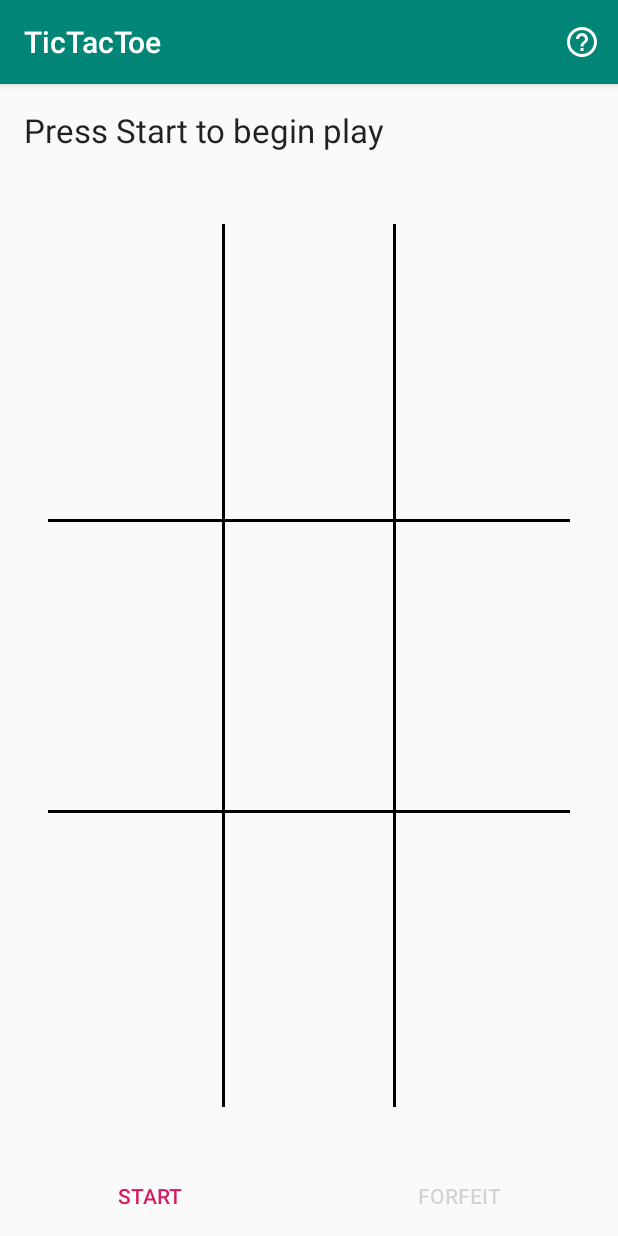
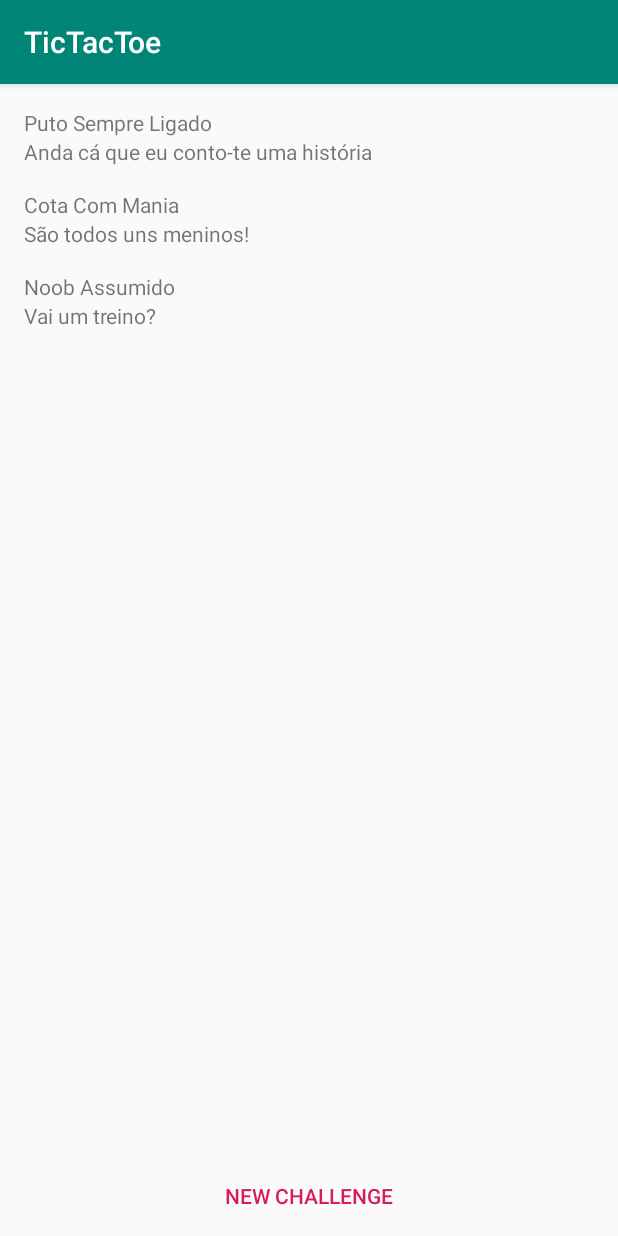
Before and after one commit to isel-leic-pdm/PDM-1920-LI51D, an Android app: the screen it shows after launch (MainActivity before the commit, ChallengesListActivity after it), on a phone screen of 412 x 824 dp. Run offline under Robolectric (Android 15) with nearby library versions, the phone set to English and light mode, and no system bars.

Commit message:
Acrescenta primeira versão do ecrã com a lista de desafios

```diff
--- a/TicTacToe/app/build.gradle
+++ b/TicTacToe/app/build.gradle
@@ -29,7 +29,7 @@ android {
 
 dependencies {
     implementation fileTree(dir: 'libs', include: ['*.jar'])
-    implementation"org.jetbrains.kotlin:kotlin-stdlib-jdk7:$kotlin_version"
+    implementation "org.jetbrains.kotlin:kotlin-stdlib-jdk7:$kotlin_version"
     implementation 'androidx.appcompat:appcompat:1.1.0'
     implementation 'androidx.core:core-ktx:1.1.0'
     implementation 'androidx.constraintlayout:constraintlayout:1.1.3'
@@ -40,4 +40,5 @@ dependencies {
     androidTestImplementation 'androidx.test.ext:junit:1.1.1'
     androidTestImplementation 'androidx.test.espresso:espresso-core:3.2.0'
     androidTestImplementation 'androidx.test:rules:1.3.0-alpha02'
+    implementation 'androidx.recyclerview:recyclerview:1.0.0'
 }
--- /dev/null
+++ b/TicTacToe/app/src/main/java/edu/isel/adeetc/pdm/tictactoe/challenges/ChallengesListActivity.kt
@@ -0,0 +1,29 @@
+package edu.isel.adeetc.pdm.tictactoe.challenges
+
+import android.os.Bundle
+import android.util.Log
+import android.view.MotionEvent
+import androidx.appcompat.app.AppCompatActivity
+import androidx.recyclerview.widget.LinearLayoutManager
+import androidx.recyclerview.widget.RecyclerView
+import edu.isel.adeetc.pdm.getViewModel
+import edu.isel.adeetc.pdm.tictactoe.R
+import edu.isel.adeetc.pdm.tictactoe.challenges.model.ChallengesViewModel
+import edu.isel.adeetc.pdm.tictactoe.challenges.view.ChallengesListAdapter
+import kotlinx.android.synthetic.main.activity_challenges_list.*
+
+private const val CHALLENGES_LIST_KEY = "challenges_list"
+
+class ChallengesListActivity : AppCompatActivity() {
+
+    override fun onCreate(savedInstanceState: Bundle?) {
+        super.onCreate(savedInstanceState)
+        setContentView(R.layout.activity_challenges_list)
+
+        challengesList.setHasFixedSize(true)
+        challengesList.layoutManager = LinearLayoutManager(this)
+
+        val challenges: ChallengesViewModel = getViewModel(CHALLENGES_LIST_KEY)
+        challengesList.adapter = ChallengesListAdapter(challenges)
+    }
+}
--- /dev/null
+++ b/TicTacToe/app/src/main/java/edu/isel/adeetc/pdm/tictactoe/challenges/model/ChallengeInfo.kt
@@ -0,0 +1,3 @@
+package edu.isel.adeetc.pdm.tictactoe.challenges.model
+
+data class ChallengeInfo(val challengerName: String, val challengerMessage: String)
--- /dev/null
+++ b/TicTacToe/app/src/main/java/edu/isel/adeetc/pdm/tictactoe/challenges/model/ChallengesViewModel.kt
@@ -0,0 +1,12 @@
+package edu.isel.adeetc.pdm.tictactoe.challenges.model
+
+import androidx.lifecycle.ViewModel
+
+class ChallengesViewModel : ViewModel() {
+
+    val challenges: List<ChallengeInfo> = listOf(
+        ChallengeInfo("Puto Sempre Ligado", "Anda cá que eu conto-te uma história"),
+        ChallengeInfo("Cota Com Mania", "São todos uns meninos!"),
+        ChallengeInfo("Noob Assumido", "Vai um treino?")
+    )
+}
--- /dev/null
+++ b/TicTacToe/app/src/main/java/edu/isel/adeetc/pdm/tictactoe/challenges/view/ChallengesListAdapter.kt
@@ -0,0 +1,37 @@
+package edu.isel.adeetc.pdm.tictactoe.challenges.view
+
+import android.view.LayoutInflater
+import android.view.ViewGroup
+import android.widget.AdapterView
+import android.widget.TextView
+import androidx.recyclerview.widget.RecyclerView
+import edu.isel.adeetc.pdm.tictactoe.R
+import edu.isel.adeetc.pdm.tictactoe.challenges.model.ChallengeInfo
+import edu.isel.adeetc.pdm.tictactoe.challenges.model.ChallengesViewModel
+
+class ChallengeViewHolder(view: ViewGroup) : RecyclerView.ViewHolder(view) {
+
+    private val challengerNameView: TextView = view.findViewById(R.id.challengerName)
+    private val challengerMessageView: TextView = view.findViewById(R.id.challengerMessage)
+
+    fun bindTo(challenge: ChallengeInfo) {
+        challengerNameView.text = challenge.challengerName
+        challengerMessageView.text = challenge.challengerMessage
+    }
+}
+
+class ChallengesListAdapter(val viewModel: ChallengesViewModel) : RecyclerView.Adapter<ChallengeViewHolder>() {
+
+    override fun onBindViewHolder(holder: ChallengeViewHolder, position: Int) {
+        holder.bindTo(viewModel.challenges[position])
+    }
+
+    override fun getItemCount(): Int = viewModel.challenges.size
+
+    override fun onCreateViewHolder(parent: ViewGroup, viewType: Int): ChallengeViewHolder =
+        ChallengeViewHolder(
+            LayoutInflater
+                .from(parent.context)
+                .inflate(R.layout.recycler_view_item, parent, false) as ViewGroup
+        )
+}
--- a/TicTacToe/app/src/main/java/edu/isel/adeetc/pdm/tictactoe/MainActivity.kt
+++ b/TicTacToe/app/src/main/java/edu/isel/adeetc/pdm/tictactoe/game/GameActivity.kt
@@ -1,4 +1,4 @@
-package edu.isel.adeetc.pdm.tictactoe
+package edu.isel.adeetc.pdm.tictactoe.game
 
 import android.content.Intent
 import android.os.Bundle
@@ -9,7 +9,12 @@ import android.widget.TableRow
 import androidx.appcompat.app.AppCompatActivity
 import androidx.core.view.children
 import edu.isel.adeetc.pdm.getViewModel
-import kotlinx.android.synthetic.main.activity_main.*
+import edu.isel.adeetc.pdm.tictactoe.AboutActivity
+import edu.isel.adeetc.pdm.tictactoe.R
+import edu.isel.adeetc.pdm.tictactoe.game.model.Game
+import edu.isel.adeetc.pdm.tictactoe.game.model.Player
+import edu.isel.adeetc.pdm.tictactoe.game.view.CellView
+import kotlinx.android.synthetic.main.activity_game.*
 
 private const val GAME_STATE_KEY = "game_state"
 
@@ -71,7 +76,7 @@ class MainActivity : AppCompatActivity() {
 
     override fun onCreate(savedInstanceState: Bundle?) {
         super.onCreate(savedInstanceState)
-        setContentView(R.layout.activity_main)
+        setContentView(R.layout.activity_game)
 
         game = getViewModel(GAME_STATE_KEY) {
             savedInstanceState?.getParcelable(GAME_STATE_KEY) ?: Game()
--- a/TicTacToe/app/src/main/java/edu/isel/adeetc/pdm/tictactoe/Board.kt
+++ b/TicTacToe/app/src/main/java/edu/isel/adeetc/pdm/tictactoe/game/model/Board.kt
@@ -1,4 +1,4 @@
-package edu.isel.adeetc.pdm.tictactoe
+package edu.isel.adeetc.pdm.tictactoe.game.model
 
 import android.os.Parcelable
 import kotlinx.android.parcel.Parcelize
--- a/TicTacToe/app/src/main/java/edu/isel/adeetc/pdm/tictactoe/Game.kt
+++ b/TicTacToe/app/src/main/java/edu/isel/adeetc/pdm/tictactoe/game/model/Game.kt
@@ -1,4 +1,4 @@
-package edu.isel.adeetc.pdm.tictactoe
+package edu.isel.adeetc.pdm.tictactoe.game.model
 
 import android.os.Parcelable
 import androidx.lifecycle.ViewModel
--- a/TicTacToe/app/src/main/java/edu/isel/adeetc/pdm/tictactoe/Player.kt
+++ b/TicTacToe/app/src/main/java/edu/isel/adeetc/pdm/tictactoe/game/model/Player.kt
@@ -1,4 +1,4 @@
-package edu.isel.adeetc.pdm.tictactoe
+package edu.isel.adeetc.pdm.tictactoe.game.model
 
 import android.os.Parcel
 import android.os.Parcelable
--- a/TicTacToe/app/src/main/java/edu/isel/adeetc/pdm/tictactoe/CellView.kt
+++ b/TicTacToe/app/src/main/java/edu/isel/adeetc/pdm/tictactoe/game/view/CellView.kt
@@ -1,4 +1,4 @@
-package edu.isel.adeetc.pdm.tictactoe
+package edu.isel.adeetc.pdm.tictactoe.game.view
 
 import android.content.Context
 import android.graphics.Canvas
@@ -6,6 +6,7 @@ import android.graphics.Color
 import android.graphics.Paint
 import android.util.AttributeSet
 import android.view.View
+import edu.isel.adeetc.pdm.tictactoe.R
 import kotlin.math.min
 
 private const val MIN_SIDE = 300
--- a/TicTacToe/app/src/main/res/layout/activity_main.xml
+++ b/TicTacToe/app/src/main/res/layout-land/activity_game.xml
@@ -4,22 +4,13 @@
     xmlns:tools="http://schemas.android.com/tools"
     android:layout_width="match_parent"
     android:layout_height="match_parent"
-    android:orientation="vertical"
-    tools:context="edu.isel.adeetc.pdm.tictactoe.MainActivity">
-
-    <TextView
-        android:id="@+id/messageBoard"
-        style="?android:attr/textAppearanceLarge"
-        android:layout_width="match_parent"
-        android:layout_height="wrap_content"
-        android:padding="@dimen/messagePadding"
-        android:text="@string/game_initial_message" />
+    android:orientation="horizontal"
+    tools:context="edu.isel.adeetc.pdm.tictactoe.game.MainActivity">
 
     <TableLayout
         android:id="@+id/board"
-        android:layout_width="match_parent"
-        android:layout_height="0dp"
-        android:layout_weight="1"
+        android:layout_width="wrap_content"
+        android:layout_height="match_parent"
         android:padding="@dimen/boardPadding">
 
         <TableRow
@@ -27,19 +18,19 @@
             android:layout_height="0dp"
             android:layout_weight="1">
 
-            <edu.isel.adeetc.pdm.tictactoe.CellView
+            <edu.isel.adeetc.pdm.tictactoe.game.view.CellView
                 android:onClick="handleMove"
                 android:layout_weight="1"
                 android:padding="@dimen/game_cell_padding"
                 app:column="left" app:row="top" />
 
-            <edu.isel.adeetc.pdm.tictactoe.CellView
+            <edu.isel.adeetc.pdm.tictactoe.game.view.CellView
                 android:onClick="handleMove"
                 android:layout_weight="1"
                 android:padding="@dimen/game_cell_padding"
                 app:column="middle" app:row="top" />
 
-            <edu.isel.adeetc.pdm.tictactoe.CellView
+            <edu.isel.adeetc.pdm.tictactoe.game.view.CellView
                 android:onClick="handleMove"
                 android:layout_weight="1"
                 android:padding="@dimen/game_cell_padding"
@@ -52,19 +43,19 @@
             android:layout_height="0dp"
             android:layout_weight="1">
 
-            <edu.isel.adeetc.pdm.tictactoe.CellView
+            <edu.isel.adeetc.pdm.tictactoe.game.view.CellView
                 android:onClick="handleMove"
                 android:layout_weight="1"
                 android:padding="@dimen/game_cell_padding"
                 app:column="left" app:row="middle" />
 
-            <edu.isel.adeetc.pdm.tictactoe.CellView
+            <edu.isel.adeetc.pdm.tictactoe.game.view.CellView
                 android:onClick="handleMove"
                 android:layout_weight="1"
                 android:padding="@dimen/game_cell_padding"
                 app:column="middle" app:row="middle" />
 
-            <edu.isel.adeetc.pdm.tictactoe.CellView
+            <edu.isel.adeetc.pdm.tictactoe.game.view.CellView
                 android:onClick="handleMove"
                 android:layout_weight="1"
                 android:padding="@dimen/game_cell_padding"
@@ -77,19 +68,19 @@
             android:layout_height="0dp"
             android:layout_weight="1">
 
-            <edu.isel.adeetc.pdm.tictactoe.CellView
+            <edu.isel.adeetc.pdm.tictactoe.game.view.CellView
                 android:onClick="handleMove"
                 android:layout_weight="1"
                 android:padding="@dimen/game_cell_padding"
                 app:column="left" app:row="bottom" />
 
-            <edu.isel.adeetc.pdm.tictactoe.CellView
+            <edu.isel.adeetc.pdm.tictactoe.game.view.CellView
                 android:onClick="handleMove"
                 android:layout_weight="1"
                 android:padding="@dimen/game_cell_padding"
                 app:column="middle" app:row="bottom" />
 
-            <edu.isel.adeetc.pdm.tictactoe.CellView
+            <edu.isel.adeetc.pdm.tictactoe.game.view.CellView
                 android:onClick="handleMove"
                 android:layout_weight="1"
                 android:padding="@dimen/game_cell_padding"
@@ -98,27 +89,46 @@
         </TableRow>
     </TableLayout>
 
-    <LinearLayout
-        style="?android:attr/buttonBarStyle"
+    <androidx.constraintlayout.widget.ConstraintLayout
         android:layout_width="match_parent"
-        android:layout_height="wrap_content"
-        android:orientation="horizontal">
+        android:layout_height="match_parent"
+        android:orientation="vertical">
+
+        <TextView
+            android:id="@+id/messageBoard"
+            style="?android:attr/textAppearanceLarge"
+            android:layout_width="match_parent"
+            android:layout_height="wrap_content"
+            android:layout_marginTop="16dp"
+            android:padding="@dimen/messagePadding"
+            android:text="@string/game_initial_message"
+            app:layout_constraintEnd_toEndOf="parent"
+            app:layout_constraintStart_toStartOf="parent"
+            app:layout_constraintTop_toTopOf="parent" />
 
         <Button
             android:id="@+id/startButton"
             style="?android:attr/buttonBarButtonStyle"
-            android:layout_width="wrap_content"
+            android:layout_width="match_parent"
             android:layout_height="wrap_content"
-            android:layout_weight="1"
-            android:text="@string/game_start_button_label" />
+            android:layout_gravity="bottom"
+            android:layout_marginBottom="8dp"
+            android:text="@string/game_start_button_label"
+            app:layout_constraintBottom_toTopOf="@+id/forfeitButton"
+            app:layout_constraintEnd_toEndOf="parent"
+            app:layout_constraintStart_toStartOf="parent" />
 
         <Button
             android:id="@+id/forfeitButton"
             style="?android:attr/buttonBarButtonStyle"
-            android:layout_width="wrap_content"
+            android:layout_width="match_parent"
             android:layout_height="wrap_content"
-            android:layout_weight="1"
+            android:layout_gravity="bottom"
+            android:layout_marginBottom="16dp"
             android:enabled="false"
-            android:text="@string/game_forfeit_button_label" />
-    </LinearLayout>
+            android:text="@string/game_forfeit_button_label"
+            app:layout_constraintBottom_toBottomOf="parent"
+            app:layout_constraintEnd_toEndOf="parent"
+            app:layout_constraintStart_toStartOf="parent" />
+    </androidx.constraintlayout.widget.ConstraintLayout>
 </LinearLayout>
--- /dev/null
+++ b/TicTacToe/app/src/main/res/layout/activity_challenges_list.xml
@@ -0,0 +1,31 @@
+<?xml version="1.0" encoding="utf-8"?>
+<androidx.constraintlayout.widget.ConstraintLayout xmlns:android="http://schemas.android.com/apk/res/android"
+    xmlns:app="http://schemas.android.com/apk/res-auto"
+    xmlns:tools="http://schemas.android.com/tools"
+    android:layout_width="match_parent"
+    android:layout_height="match_parent"
+    tools:context=".challenges.ChallengesListActivity">
+
+    <Button
+        android:id="@+id/createChallengeButton"
+        style="?android:attr/buttonBarButtonStyle"
+        android:layout_width="0dp"
+        android:layout_height="wrap_content"
+        android:text="@string/list_create_challenge_button_label"
+        app:layout_constraintBottom_toBottomOf="parent"
+        app:layout_constraintEnd_toEndOf="parent"
+        app:layout_constraintStart_toStartOf="parent" />
+
+    <androidx.recyclerview.widget.RecyclerView
+        android:id="@+id/challengesList"
+        android:layout_width="match_parent"
+        android:layout_height="0dp"
+        android:padding="8dp"
+        android:scrollbars="vertical"
+        app:layout_constraintBottom_toTopOf="@+id/createChallengeButton"
+        app:layout_constraintEnd_toEndOf="parent"
+        app:layout_constraintStart_toStartOf="parent"
+        app:layout_constraintTop_toTopOf="parent"
+        tools:listitem="@layout/recycler_view_item" />
+
+</androidx.constraintlayout.widget.ConstraintLayout>
--- a/TicTacToe/app/src/main/res/layout-land/activity_main.xml
+++ b/TicTacToe/app/src/main/res/layout/activity_game.xml
@@ -4,13 +4,22 @@
     xmlns:tools="http://schemas.android.com/tools"
     android:layout_width="match_parent"
     android:layout_height="match_parent"
-    android:orientation="horizontal"
-    tools:context="edu.isel.adeetc.pdm.tictactoe.MainActivity">
+    android:orientation="vertical"
+    tools:context="edu.isel.adeetc.pdm.tictactoe.game.MainActivity">
+
+    <TextView
+        android:id="@+id/messageBoard"
+        style="?android:attr/textAppearanceLarge"
+        android:layout_width="match_parent"
+        android:layout_height="wrap_content"
+        android:padding="@dimen/messagePadding"
+        android:text="@string/game_initial_message" />
 
     <TableLayout
         android:id="@+id/board"
-        android:layout_width="wrap_content"
-        android:layout_height="match_parent"
+        android:layout_width="match_parent"
+        android:layout_height="0dp"
+        android:layout_weight="1"
         android:padding="@dimen/boardPadding">
 
         <TableRow
@@ -18,19 +27,19 @@
             android:layout_height="0dp"
             android:layout_weight="1">
 
-            <edu.isel.adeetc.pdm.tictactoe.CellView
+            <edu.isel.adeetc.pdm.tictactoe.game.view.CellView
                 android:onClick="handleMove"
                 android:layout_weight="1"
                 android:padding="@dimen/game_cell_padding"
                 app:column="left" app:row="top" />
 
-            <edu.isel.adeetc.pdm.tictactoe.CellView
+            <edu.isel.adeetc.pdm.tictactoe.game.view.CellView
                 android:onClick="handleMove"
                 android:layout_weight="1"
                 android:padding="@dimen/game_cell_padding"
                 app:column="middle" app:row="top" />
 
-            <edu.isel.adeetc.pdm.tictactoe.CellView
+            <edu.isel.adeetc.pdm.tictactoe.game.view.CellView
                 android:onClick="handleMove"
                 android:layout_weight="1"
                 android:padding="@dimen/game_cell_padding"
@@ -43,19 +52,19 @@
             android:layout_height="0dp"
             android:layout_weight="1">
 
-            <edu.isel.adeetc.pdm.tictactoe.CellView
+            <edu.isel.adeetc.pdm.tictactoe.game.view.CellView
                 android:onClick="handleMove"
                 android:layout_weight="1"
                 android:padding="@dimen/game_cell_padding"
                 app:column="left" app:row="middle" />
 
-            <edu.isel.adeetc.pdm.tictactoe.CellView
+            <edu.isel.adeetc.pdm.tictactoe.game.view.CellView
                 android:onClick="handleMove"
                 android:layout_weight="1"
                 android:padding="@dimen/game_cell_padding"
                 app:column="middle" app:row="middle" />
 
-            <edu.isel.adeetc.pdm.tictactoe.CellView
+            <edu.isel.adeetc.pdm.tictactoe.game.view.CellView
                 android:onClick="handleMove"
                 android:layout_weight="1"
                 android:padding="@dimen/game_cell_padding"
@@ -68,19 +77,19 @@
             android:layout_height="0dp"
             android:layout_weight="1">
 
-            <edu.isel.adeetc.pdm.tictactoe.CellView
+            <edu.isel.adeetc.pdm.tictactoe.game.view.CellView
                 android:onClick="handleMove"
                 android:layout_weight="1"
                 android:padding="@dimen/game_cell_padding"
                 app:column="left" app:row="bottom" />
 
-            <edu.isel.adeetc.pdm.tictactoe.CellView
+            <edu.isel.adeetc.pdm.tictactoe.game.view.CellView
                 android:onClick="handleMove"
                 android:layout_weight="1"
                 android:padding="@dimen/game_cell_padding"
                 app:column="middle" app:row="bottom" />
 
-            <edu.isel.adeetc.pdm.tictactoe.CellView
+            <edu.isel.adeetc.pdm.tictactoe.game.view.CellView
                 android:onClick="handleMove"
                 android:layout_weight="1"
                 android:padding="@dimen/game_cell_padding"
@@ -89,46 +98,27 @@
         </TableRow>
     </TableLayout>
 
-    <androidx.constraintlayout.widget.ConstraintLayout
+    <LinearLayout
+        style="?android:attr/buttonBarStyle"
         android:layout_width="match_parent"
-        android:layout_height="match_parent"
-        android:orientation="vertical">
-
-        <TextView
-            android:id="@+id/messageBoard"
-            style="?android:attr/textAppearanceLarge"
-            android:layout_width="match_parent"
-            android:layout_height="wrap_content"
-            android:layout_marginTop="16dp"
-            android:padding="@dimen/messagePadding"
-            android:text="@string/game_initial_message"
-            app:layout_constraintEnd_toEndOf="parent"
-            app:layout_constraintStart_toStartOf="parent"
-            app:layout_constraintTop_toTopOf="parent" />
+        android:layout_height="wrap_content"
+        android:orientation="horizontal">
 
         <Button
             android:id="@+id/startButton"
             style="?android:attr/buttonBarButtonStyle"
-            android:layout_width="match_parent"
+            android:layout_width="wrap_content"
             android:layout_height="wrap_content"
-            android:layout_gravity="bottom"
-            android:layout_marginBottom="8dp"
-            android:text="@string/game_start_button_label"
-            app:layout_constraintBottom_toTopOf="@+id/forfeitButton"
-            app:layout_constraintEnd_toEndOf="parent"
-            app:layout_constraintStart_toStartOf="parent" />
+            android:layout_weight="1"
+            android:text="@string/game_start_button_label" />
 
         <Button
             android:id="@+id/forfeitButton"
             style="?android:attr/buttonBarButtonStyle"
-            android:layout_width="match_parent"
+            android:layout_width="wrap_content"
             android:layout_height="wrap_content"
-            android:layout_gravity="bottom"
-            android:layout_marginBottom="16dp"
+            android:layout_weight="1"
             android:enabled="false"
-            android:text="@string/game_forfeit_button_label"
-            app:layout_constraintBottom_toBottomOf="parent"
-            app:layout_constraintEnd_toEndOf="parent"
-            app:layout_constraintStart_toStartOf="parent" />
-    </androidx.constraintlayout.widget.ConstraintLayout>
+            android:text="@string/game_forfeit_button_label" />
+    </LinearLayout>
 </LinearLayout>
--- /dev/null
+++ b/TicTacToe/app/src/main/res/layout/recycler_view_item.xml
@@ -0,0 +1,18 @@
+<?xml version="1.0" encoding="utf-8"?>
+<LinearLayout xmlns:android="http://schemas.android.com/apk/res/android"
+              xmlns:tools="http://schemas.android.com/tools"
+              android:orientation="vertical"
+              android:padding="8dp"
+              android:layout_width="match_parent"
+              android:layout_height="wrap_content">
+  <TextView
+      android:id="@+id/challengerName"
+      android:layout_width="wrap_content"
+      android:layout_height="wrap_content"
+      tools:text="@tools:sample/full_names" />
+  <TextView
+      android:id="@+id/challengerMessage"
+      android:layout_width="wrap_content"
+      android:layout_height="wrap_content"
+      tools:text="@tools:sample/lorem" />
+</LinearLayout>
--- a/TicTacToe/app/src/main/res/values/strings.xml
+++ b/TicTacToe/app/src/main/res/values/strings.xml
@@ -18,4 +18,7 @@
     <string name="about_author_linked_in" translatable="false">https://www.linkedin.com/in/palbp/</string>
     <string name="about_author_photo_description">Photo of the author</string>
     <string name="about_author_linked_in_description">LinkedIn logo</string>
+
+    <!-- Game list screen -->
+    <string name="list_create_challenge_button_label">New Challenge</string>
 </resources>
```
Also changed, not shown: TicTacToe/app/src/main/AndroidManifest.xml (+8 -2 lines), 3 other files.
